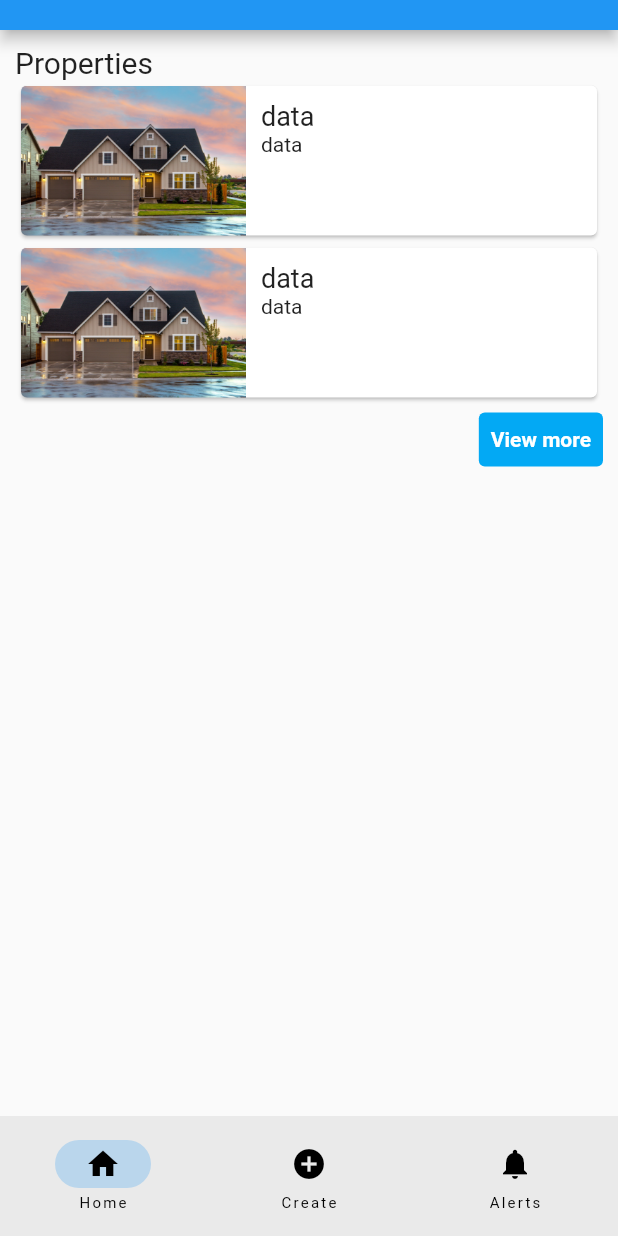
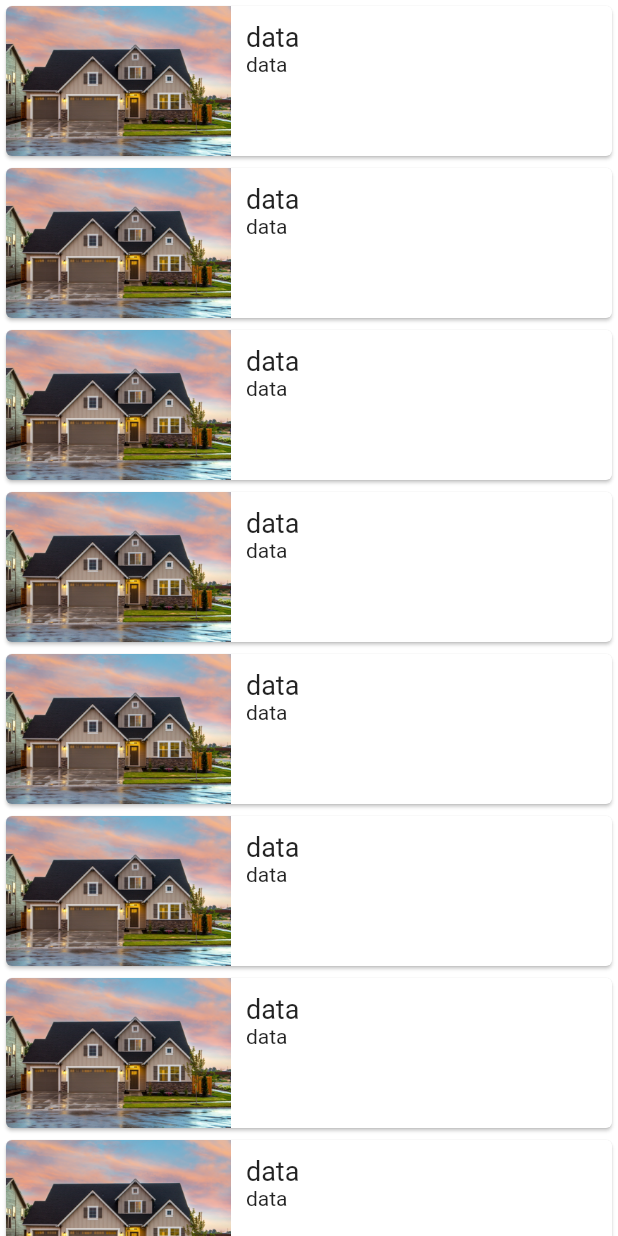
Before and after one commit to naefun/final_year_project, a Flutter app: the screen it shows after launch, after a tap on "View more", on a phone screen of 412 x 824 dp. Run offline on Flutter 3.47's test engine with Material 2 defaults, Android fonts, the phone set to English and light mode, and no system bars.

Commit message:
added properties page

```diff
--- a/lib/pages/homePage.dart
+++ b/lib/pages/homePage.dart
@@ -1,27 +1,41 @@
 import 'dart:developer';
 
 import 'package:flutter/material.dart';
+import 'package:test_flutter_app/pages/propertiesPage.dart';
 import 'package:test_flutter_app/widgets/propertyCards.dart';
+import 'package:test_flutter_app/widgets/simpleButton.dart';
 
-class HomePage extends StatelessWidget {
-  const HomePage({Key? key}) : super(key: key);
+class HomePage extends StatefulWidget {
+  const HomePage({super.key});
+
+  @override
+  State<HomePage> createState() => _HomePageState();
+}
+
+class _HomePageState extends State<HomePage> {
+
+  void navigateToPropertiesPage(){
+    log("Navigating to properties page");
+    Navigator.push(
+      context,
+      MaterialPageRoute(builder: (context) => const PropertiesPage()));
+  }
 
   @override
   Widget build(BuildContext context) {
     return ListView(
       children: [
-        Text("Properties", style: TextStyle(fontSize: 20),),
-        PropertyCards(),
+        const Text(
+          "Properties",
+          style: TextStyle(fontSize: 20),
+        ),
+        PropertyCards(
+          numberOfCards: 2,
+        ),
         Row(
           mainAxisAlignment: MainAxisAlignment.end,
           children: [
-            TextButton(
-              child: const Text("View more", style: TextStyle(fontWeight: FontWeight.bold),),
-              onPressed: () => {
-                log("View more pressed")
-                },
-              style: TextButton.styleFrom(backgroundColor: Colors.lightBlue, foregroundColor: Colors.white),
-            )
+            SimpleButton(onPressedFunction: navigateToPropertiesPage)
           ],
         )
       ],
--- /dev/null
+++ b/lib/pages/propertiesPage.dart
@@ -0,0 +1,22 @@
+import 'package:flutter/material.dart';
+import 'package:test_flutter_app/widgets/propertyCard.dart';
+import 'package:test_flutter_app/widgets/propertyCards.dart';
+
+class PropertiesPage extends StatelessWidget {
+  const PropertiesPage({Key? key}) : super(key: key);
+
+  @override
+  Widget build(BuildContext context) {
+    List<PropertyCard> propertyCards = TemporaryHelper.getPropertyCards(50);
+
+    return Column(
+      children: [
+        Expanded(
+          child: ListView.builder(
+          itemCount: propertyCards.length,
+          itemBuilder: (context, index) => propertyCards.elementAt(index)
+        ))
+      ],
+    );
+  }
+}
--- a/lib/widgets/propertyCard.dart
+++ b/lib/widgets/propertyCard.dart
@@ -1,3 +1,5 @@
+import 'dart:developer';
+
 import 'package:flutter/material.dart';
 
 class PropertyCard extends StatelessWidget {
@@ -5,6 +7,7 @@ class PropertyCard extends StatelessWidget {
 
   @override
   Widget build(BuildContext context) {
+    log("created propertycard");
     return Column(
       children: [
         Card(
--- a/lib/widgets/propertyCards.dart
+++ b/lib/widgets/propertyCards.dart
@@ -2,15 +2,22 @@ import 'package:flutter/material.dart';
 import 'package:test_flutter_app/widgets/propertyCard.dart';
 
 class PropertyCards extends StatelessWidget {
-  PropertyCards({ Key? key }) : super(key: key);
+  PropertyCards({
+    super.key,
+    this.numberOfCards = 0
+  });
 
-  List<PropertyCard> propertyCards = TemporaryHelper.getPropertyCards(2);
+  int numberOfCards;
 
   @override
   Widget build(BuildContext context){
     return Column(
-      children: propertyCards
+      children: getPropertyCards(numberOfCards)
     );
+  }
+
+  List<PropertyCard> getPropertyCards(int numberOfCards){
+    return TemporaryHelper.getPropertyCards(numberOfCards);
   }
 }
 
--- /dev/null
+++ b/lib/widgets/simpleButton.dart
@@ -0,0 +1,23 @@
+import 'dart:developer';
+
+import 'package:flutter/material.dart';
+
+class SimpleButton extends StatelessWidget {
+const SimpleButton({super.key, required this.onPressedFunction });
+
+final Function onPressedFunction;
+
+  @override
+  Widget build(BuildContext context){
+    return  TextButton(
+              child: const Text(
+                "View more",
+                style: TextStyle(fontWeight: FontWeight.bold),
+              ),
+              onPressed: () => {log("View more pressed"), onPressedFunction()},
+              style: TextButton.styleFrom(
+                  backgroundColor: Colors.lightBlue,
+                  foregroundColor: Colors.white),
+            );
+  }
+}
```
